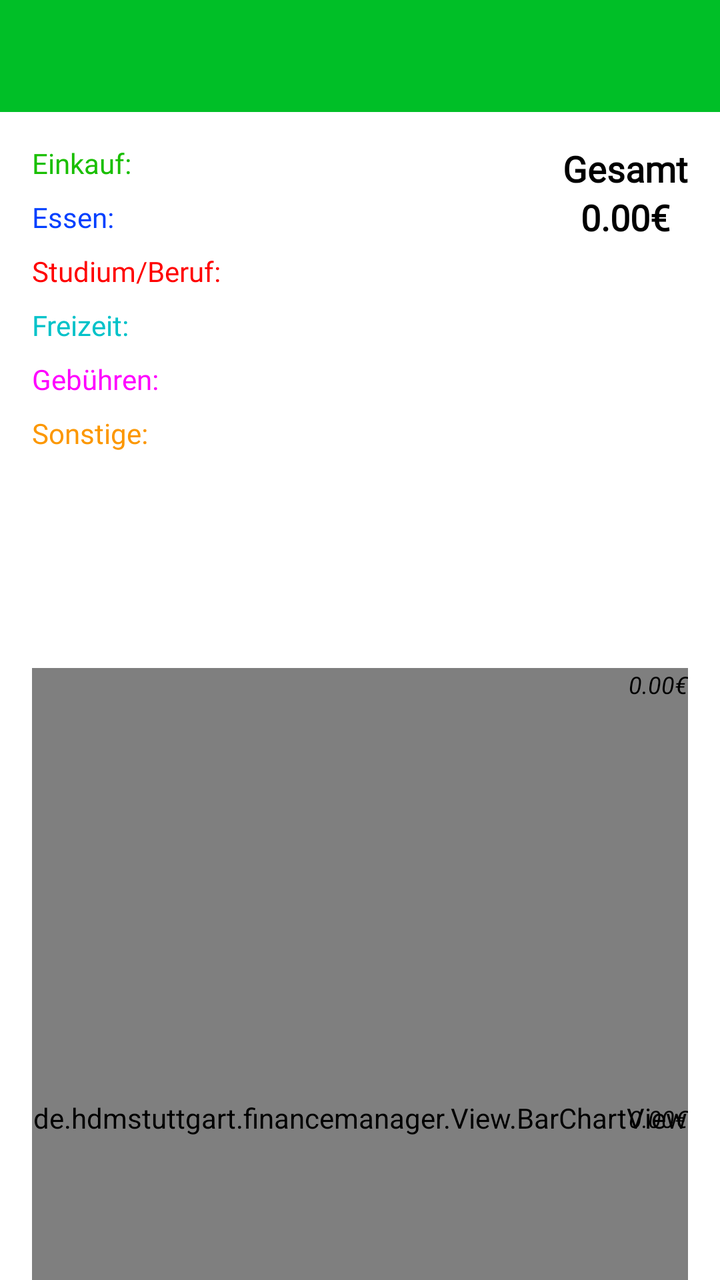
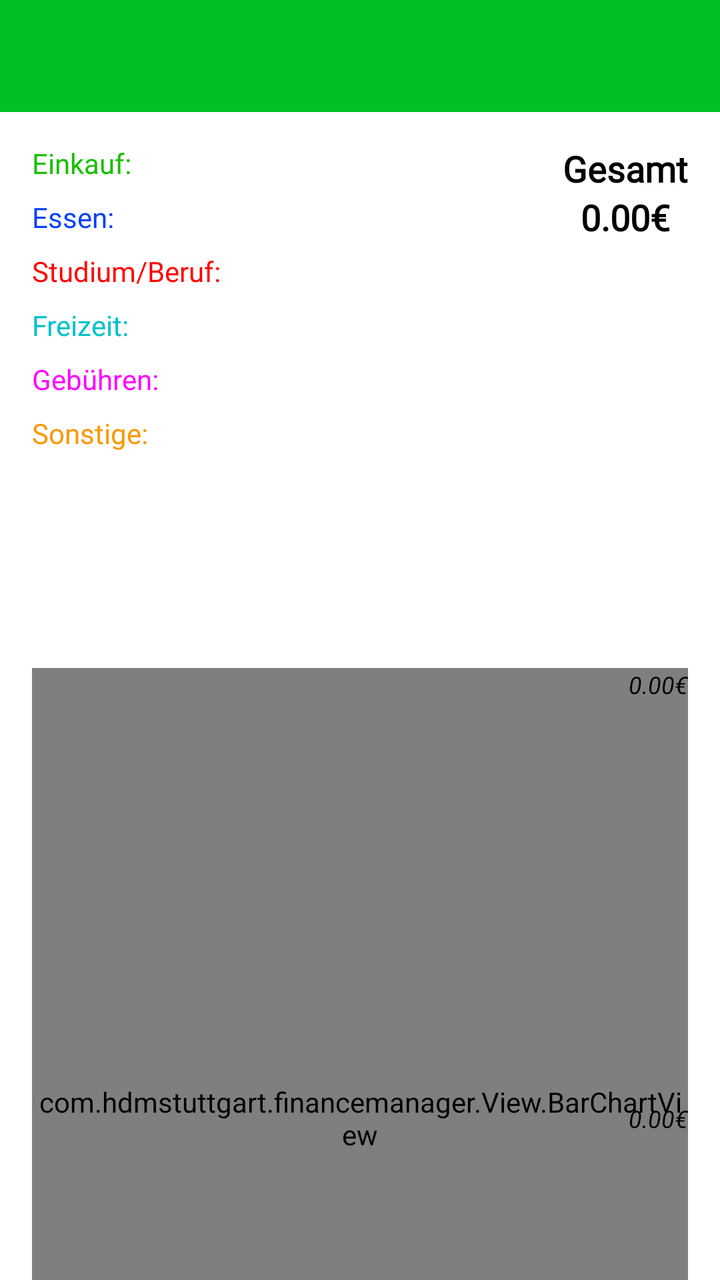

The first picture is an Android layout as it rendered before a commit; the second is the same layout after the commit. The layout source and the unified diff follow.
<!-- AndroidManifest.xml: activity theme AppTheme.NoActionBar -->
<!-- res/layout/activity_bar_chart.xml -->
<?xml version="1.0" encoding="utf-8"?>
<LinearLayout xmlns:android="http://schemas.android.com/apk/res/android"
    xmlns:app="http://schemas.android.com/apk/res-auto"
    xmlns:tools="http://schemas.android.com/tools"
    android:layout_width="match_parent"
    android:layout_height="match_parent"
    android:orientation="vertical"
    android:background="#FFF"
    android:fitsSystemWindows="true">

    <androidx.appcompat.widget.Toolbar
        android:id="@+id/toolbar"
        android:layout_width="match_parent"
        android:layout_height="?attr/actionBarSize"
        android:background="@color/colorPrimary"
        app:titleTextColor="#FFF"
        app:popupTheme="@style/AppTheme.PopupOverlay" />

    <androidx.core.widget.NestedScrollView
        android:layout_width="match_parent"
        android:layout_height="match_parent">

        <androidx.constraintlayout.widget.ConstraintLayout
            android:layout_width="match_parent"
            android:layout_height="wrap_content"
            android:padding="16dp"
            android:paddingTop="32dp">

            <LinearLayout
                android:id="@+id/legendLayout"
                android:layout_width="0dp"
                android:layout_height="wrap_content"
                android:background="#FFF"
                android:orientation="vertical"
                app:layout_constraintEnd_toStartOf="@+id/totalAmountView"
                app:layout_constraintStart_toStartOf="parent"
                app:layout_constraintTop_toTopOf="parent">

                <TextView
                    android:id="@+id/textViewGrocery"
                    android:layout_width="wrap_content"
                    android:layout_height="wrap_content"
                    android:fontFamily="@font/font"
                    android:text="@string/grocery"
                    android:textColor="@color/dark_green"
                    android:textSize="14sp"
                    android:layout_marginBottom="8dp" />

                <TextView
                    android:id="@+id/textViewFood"
                    android:layout_width="wrap_content"
                    android:layout_height="wrap_content"
                    android:fontFamily="@font/font"
                    android:text="@string/food"
                    android:textColor="@color/light_blue"
                    android:textSize="14sp"
                    android:layout_marginBottom="8dp" />

                <TextView
                    android:id="@+id/textViewEducation"
                    android:layout_width="wrap_content"
                    android:layout_height="wrap_content"
                    android:fontFamily="@font/font"
                    android:text="@string/education"
                    android:textColor="@color/red"
                    android:textSize="14sp"
                    android:layout_marginBottom="8dp" />

                <TextView
                    android:id="@+id/textViewLeisure"
                    android:layout_width="wrap_content"
                    android:layout_height="wrap_content"
                    android:fontFamily="@font/font"
                    android:text="@string/leisure"
                    android:textColor="@color/dark_cyan"
                    android:textSize="14sp"
                    android:layout_marginBottom="8dp" />

                <TextView
                    android:id="@+id/textViewFee"
                    android:layout_width="wrap_content"
                    android:layout_height="wrap_content"
                    android:fontFamily="@font/font"
                    android:text="@string/fee"
                    android:textColor="@color/magenta"
                    android:textSize="14sp"
                    android:layout_marginBottom="8dp" />

                <TextView
                    android:id="@+id/textViewLMisc"
                    android:layout_width="wrap_content"
                    android:layout_height="wrap_content"
                    android:fontFamily="@font/font"
                    android:text="@string/misc"
                    android:textColor="@color/orange"
                    android:textSize="14sp"
                    android:layout_marginBottom="8dp" />

            </LinearLayout>

            <TextView
                android:id="@+id/totalAmountView"
                android:layout_width="wrap_content"
                android:layout_height="wrap_content"
                android:fontFamily="@font/font"
                android:text="@string/total_amount"
                android:textColor="#000000"
                android:textSize="18sp"
                android:textStyle="bold"
                app:layout_constraintEnd_toEndOf="parent"
                app:layout_constraintTop_toTopOf="parent" />

            <TextView
                android:id="@+id/totalAmount"
                android:layout_width="wrap_content"
                android:layout_height="wrap_content"
                android:fontFamily="@font/font"
                android:text="@string/value_zero"
                android:textColor="#000"
                android:textSize="18sp"
                android:textStyle="bold"
                app:layout_constraintEnd_toEndOf="@+id/totalAmountView"
                app:layout_constraintStart_toStartOf="@+id/totalAmountView"
                app:layout_constraintTop_toBottomOf="@+id/totalAmountView" />

            <de.hdmstuttgart.financemanager.View.BarChartView
                android:id="@+id/barChartView"
                android:layout_width="match_parent"
                android:layout_height="450dp"
                android:layout_marginTop="100dp"
                app:layout_constraintEnd_toEndOf="parent"
                app:layout_constraintStart_toStartOf="parent"
                app:layout_constraintTop_toBottomOf="@+id/legendLayout" />

            <TextView
                android:id="@+id/yAxisMax"
                android:layout_width="wrap_content"
                android:layout_height="wrap_content"
                android:text="@string/value_zero"
                android:textColor="#000"
                android:textSize="12sp"
                android:textStyle="italic"
                app:layout_constraintEnd_toEndOf="parent"
                app:layout_constraintTop_toTopOf="@+id/barChartView" />

            <TextView
                android:id="@+id/yAxisHalf"
                android:layout_width="wrap_content"
                android:layout_height="wrap_content"
                android:text="@string/value_zero"
                android:textColor="#000"
                android:textSize="12sp"
                android:textStyle="italic"
                app:layout_constraintBottom_toBottomOf="@+id/barChartView"
                app:layout_constraintEnd_toEndOf="parent"
                app:layout_constraintTop_toTopOf="@+id/barChartView" />

        </androidx.constraintlayout.widget.ConstraintLayout>
    </androidx.core.widget.NestedScrollView>

</LinearLayout>
<!-- resources referenced by this layout -->
<resources>
  <color name="colorPrimary">#00BF27</color>
  <color name="dark_cyan">#00c2c9</color>
  <color name="dark_green">#19bf00</color>
  <color name="light_blue">#003fff</color>
  <color name="magenta">#FF00FF</color>
  <color name="orange">#fc9700</color>
  <color name="red">#FF0000</color>
  <string name="education">Studium/Beruf: </string>
  <string name="fee">Gebühren: </string>
  <string name="food">Essen: </string>
  <string name="grocery">Einkauf: </string>
  <string name="leisure">Freizeit: </string>
  <string name="misc">Sonstige: </string>
  <string name="total_amount">Gesamt</string>
  <string name="value_zero">0.00€</string>
  <style name="AppTheme.PopupOverlay" parent="ThemeOverlay.AppCompat.Light" />
  <style name="AppTheme.NoActionBar">
          <item name="windowActionBar">false</item>
          <item name="windowNoTitle">true</item>
      </style>
</resources>

<!-- the commit's change to res/layout/activity_bar_chart.xml (unified diff, before → after) -->
@@ -123,7 +123,7 @@
                 app:layout_constraintStart_toStartOf="@+id/totalAmountView"
                 app:layout_constraintTop_toBottomOf="@+id/totalAmountView" />
 
-            <de.hdmstuttgart.financemanager.View.BarChartView
+            <com.hdmstuttgart.financemanager.View.BarChartView
                 android:id="@+id/barChartView"
                 android:layout_width="match_parent"
                 android:layout_height="450dp"
